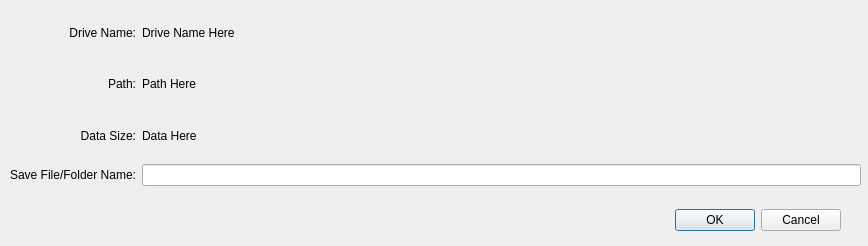
proximax-storage/cpp-xpx-storage-user-app, file UserApp/Dialogs/ConfirmLinkDialog.ui: the form before one commit.
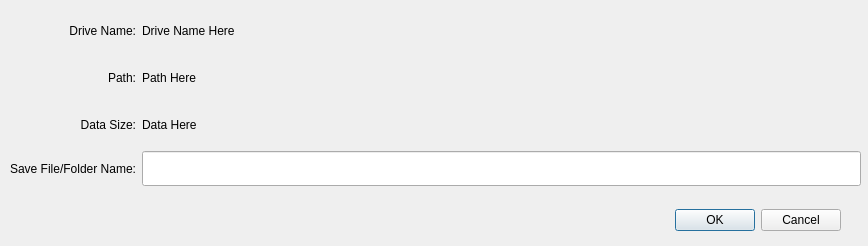
The form after the commit.

The edit to the form file:
```diff
--- a/UserApp/Dialogs/ConfirmLinkDialog.ui
+++ b/UserApp/Dialogs/ConfirmLinkDialog.ui
@@ -128,7 +128,14 @@
      </widget>
     </item>
     <item row="3" column="2">
-     <widget class="QLineEdit" name="m_dataNameConfirmLabel"/>
+     <widget class="QLineEdit" name="m_dataNameConfirmEdit">
+      <property name="minimumSize">
+       <size>
+        <width>0</width>
+        <height>35</height>
+       </size>
+      </property>
+     </widget>
     </item>
    </layout>
   </widget>
```
